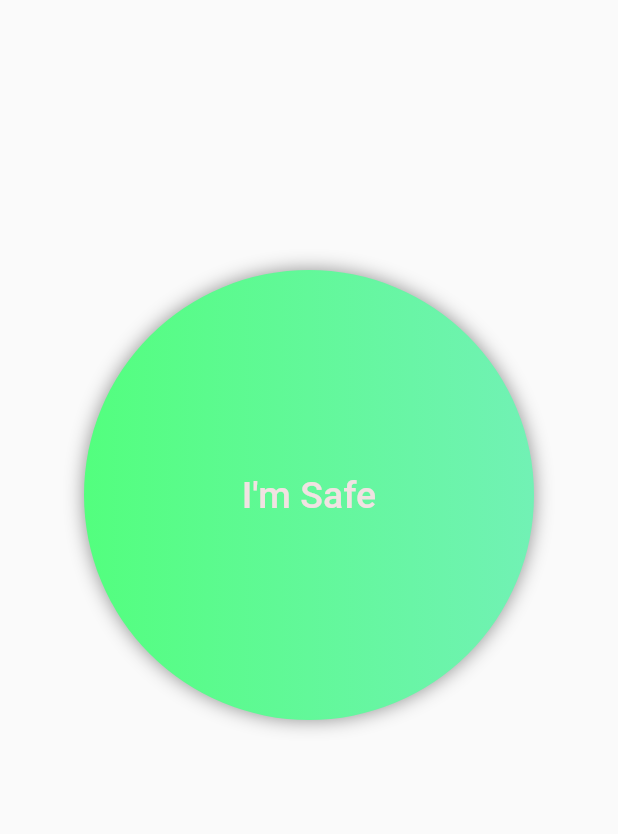
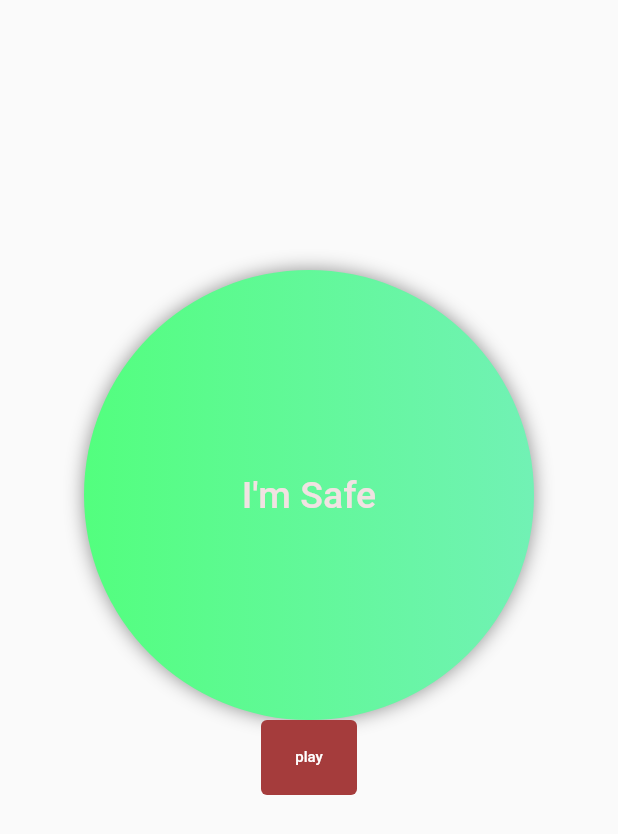
Before and after one commit to riinaaa/RedFlag, a Flutter app: the terminationPage screen opened directly, on a phone screen of 412 x 824 dp. Shown: the top 834 px of the screen. Run offline on Flutter 3.47's test engine with Material 2 defaults, Android fonts, the phone set to English and light mode, and no system bars; our stand-ins replace animate_do, assets_audio_player, bottom_navy_bar, cloud_firestore, firebase_auth, firebase_core and 6 more; missing offline and left inert: flutter_sound, flutter_verification_code, mailer, sound_mode; accounts and stored records are empty; statements that could not run were skipped.

Commit message:
record changes

```diff
--- a/redflag/lib/nav_pages_UI/termination/termenationPage.dart
+++ b/redflag/lib/nav_pages_UI/termination/termenationPage.dart
@@ -9,6 +9,7 @@ import 'package:permission_handler/permission_handler.dart';
 import 'package:path/path.dart' as path;
 import 'package:assets_audio_player/assets_audio_player.dart';
 import 'package:intl/intl.dart' show DateFormat;
+import 'package:path_provider/path_provider.dart';
 
 class terminationPage extends StatefulWidget {
   const terminationPage({Key? key}) : super(key: key);
@@ -43,7 +44,9 @@ class _terminationPageState extends State<terminationPage> {
 
   void startIt() async {
     //setting temp recording in the files
-    filePath = '/sdcard/Download/temps.wav';
+    // getTemporaryDirectory help to get a temp directory based on the device running the app
+    Directory tempDir = await getTemporaryDirectory();
+    filePath = tempDir.path + '/temps.aac';
     //new Flutter Sound Recorder.
     _myRecorder = FlutterSoundRecorder();
 
@@ -67,14 +70,10 @@ class _terminationPageState extends State<terminationPage> {
 
 //method to start the audio recording
   Future<void> record() async {
-    Directory dir = Directory(path.dirname(filePath));
-    if (!dir.existsSync()) {
-      dir.createSync();
-    }
     _myRecorder.openAudioSession();
     await _myRecorder.startRecorder(
       toFile: filePath,
-      codec: Codec.pcm16WAV,
+      codec: Codec.defaultCodec,
     );
 
     /// The subscription provides events to the listener,
@@ -120,7 +119,8 @@ class _terminationPageState extends State<terminationPage> {
           alignment: Alignment.center,
           margin: const EdgeInsets.only(top: 130.0, bottom: 20.0),
           padding: EdgeInsets.all(50),
-          child: Column(children: [
+          child: Column(
+            children: [
               DecoratedBox(
                   decoration: BoxDecoration(
                       shape: BoxShape.circle,
@@ -162,8 +162,29 @@ class _terminationPageState extends State<terminationPage> {
                         color: Color.fromARGB(255, 241, 226, 226),
                       ),
                     ),
-                ))
-          ])),
+                  )),
+
+// DELETE JUST FOR TESTINGGGG
+              ElevatedButton(
+                style: ElevatedButton.styleFrom(
+                  primary: Color.fromARGB(255, 165, 60, 60),
+                  shadowColor: Color.fromARGB(0, 210, 118, 118),
+                  //make color or elevated button transparent
+                  fixedSize: const Size(50, 50), // button size
+                ),
+                onPressed: () {
+                  startPlaying();
+                },
+                child: new Text(
+                  "play",
+                  style: new TextStyle(
+                    fontSize: 10.0,
+                    color: Color.fromARGB(255, 255, 255, 255),
+                  ),
+                ),
+              ),
+            ],
+          )),
     ));
   }
 }
--- a/redflag/pubspec.yaml
+++ b/redflag/pubspec.yaml
@@ -54,6 +54,7 @@ dependencies:
   path: ^1.8.0
   assets_audio_player: ^3.0.3+3
   intl: ^0.17.0
+  path_provider: ^2.0.9
 
 
 
```
Also changed, not shown: redflag/pubspec.lock. Lines whose indentation alone changed are shown as unchanged.
